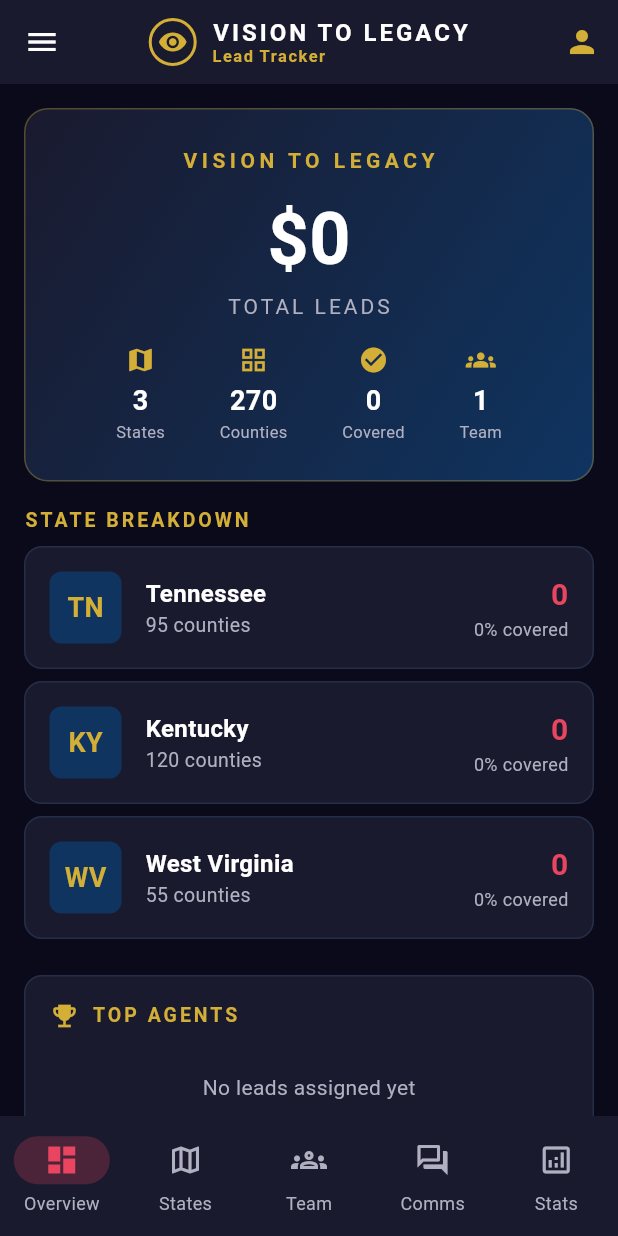
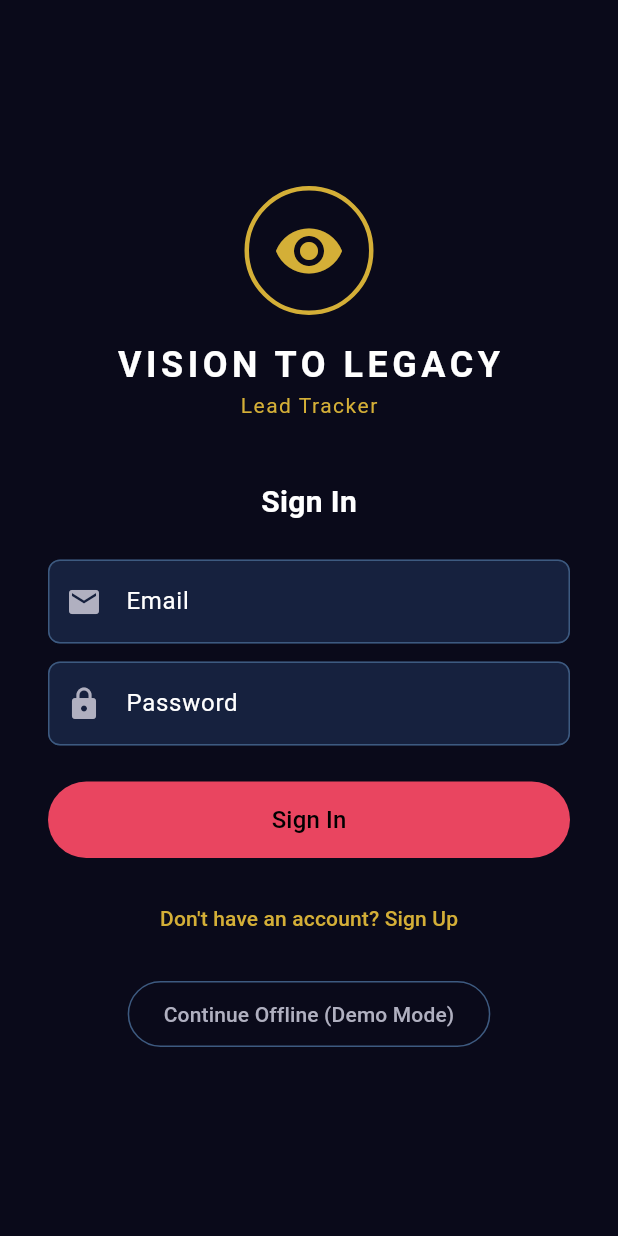
Before and after one commit to Brandonsmelcer/LeadTracker, a Flutter app: the screen it shows after launch, on a phone screen of 412 x 824 dp. Run offline on Flutter 3.47's test engine with Material 3 defaults, Android fonts, the phone set to English and light mode, and no system bars; our stand-ins replace cloud_firestore, csv, firebase_auth, firebase_core; accounts and stored records are empty.

Commit message:
Add Firebase backend: auth, Firestore, login screen
Firebase Integration:
- firebase_core, firebase_auth, cloud_firestore packages
- google-services.json configured for com.visiontolegacy.lead_tracker
- Firebase options for Android, Web, and iOS platforms

Authentication:
- Login/signup screen with Vision To Legacy branding
- Email/password authentication via Firebase Auth
- Role selection on signup (Master, Manager, Associate)
- 'Continue Offline (Demo Mode)' for testing without Firebase

Firestore Service:
- Users collection with role, manager assignment
- County leads collection with state, count, assignment
- Sales records with associate, manager, amount, timestamp
- Chat messages organized by channel with ordering

Tests: 18/18 passing, 0 lint issues

Co-authored-by: Brandonsmelcer <Brandonsmelcer@users.noreply.github.com>

```diff
--- a/lib/main.dart
+++ b/lib/main.dart
@@ -1,10 +1,21 @@
 import 'package:flutter/material.dart';
 import 'package:provider/provider.dart';
+import 'package:firebase_core/firebase_core.dart';
+import 'firebase_options.dart';
 import 'providers/app_provider.dart';
 import 'theme/app_theme.dart';
 import 'screens/home_screen.dart';
+import 'screens/auth_screen.dart';
+import 'models/models.dart';
 
-void main() {
+void main() async {
+  WidgetsFlutterBinding.ensureInitialized();
+  try {
+    await Firebase.initializeApp(
+        options: DefaultFirebaseOptions.currentPlatform);
+  } catch (_) {
+    // Firebase init may fail offline — app still works in demo mode
+  }
   runApp(
     ChangeNotifierProvider(
       create: (_) => AppProvider(),
@@ -22,7 +33,31 @@ class VisionToLegacyApp extends StatelessWidget {
       title: 'Vision To Legacy',
       theme: AppTheme.darkTheme,
       debugShowCheckedModeBanner: false,
-      home: const HomeScreen(),
+      home: const AppEntry(),
     );
   }
 }
+
+class AppEntry extends StatefulWidget {
+  const AppEntry({super.key});
+
+  @override
+  State<AppEntry> createState() => _AppEntryState();
+}
+
+class _AppEntryState extends State<AppEntry> {
+  bool _authenticated = false;
+
+  @override
+  Widget build(BuildContext context) {
+    if (_authenticated) {
+      return const HomeScreen();
+    }
+    return AuthScreen(
+      onAuthenticated: (AppUser user) {
+        context.read<AppProvider>().setCurrentUser(user);
+        setState(() => _authenticated = true);
+      },
+    );
+  }
+}
--- /dev/null
+++ b/lib/screens/auth_screen.dart
@@ -0,0 +1,227 @@
+import 'package:flutter/material.dart';
+import '../services/auth_service.dart';
+import '../models/models.dart';
+import '../theme/app_theme.dart';
+
+class AuthScreen extends StatefulWidget {
+  final Function(AppUser) onAuthenticated;
+  const AuthScreen({super.key, required this.onAuthenticated});
+
+  @override
+  State<AuthScreen> createState() => _AuthScreenState();
+}
+
+class _AuthScreenState extends State<AuthScreen> {
+  final _authService = AuthService();
+  final _emailCtrl = TextEditingController();
+  final _passwordCtrl = TextEditingController();
+  final _nameCtrl = TextEditingController();
+  bool _isLogin = true;
+  bool _isLoading = false;
+  String? _error;
+  UserRole _selectedRole = UserRole.associate;
+
+  @override
+  void dispose() {
+    _emailCtrl.dispose();
+    _passwordCtrl.dispose();
+    _nameCtrl.dispose();
+    super.dispose();
+  }
+
+  Future<void> _submit() async {
+    setState(() {
+      _isLoading = true;
+      _error = null;
+    });
+
+    try {
+      AppUser? user;
+      if (_isLogin) {
+        user = await _authService.signIn(
+            _emailCtrl.text.trim(), _passwordCtrl.text);
+      } else {
+        user = await _authService.signUp(
+          _emailCtrl.text.trim(),
+          _passwordCtrl.text,
+          _nameCtrl.text.trim(),
+          _selectedRole,
+        );
+      }
+      if (user != null && mounted) {
+        widget.onAuthenticated(user);
+      }
+    } catch (e) {
+      setState(() => _error = e.toString().replaceAll('Exception: ', ''));
+    } finally {
+      if (mounted) setState(() => _isLoading = false);
+    }
+  }
+
+  @override
+  Widget build(BuildContext context) {
+    return Scaffold(
+      backgroundColor: AppColors.background,
+      body: Center(
+        child: SingleChildScrollView(
+          padding: const EdgeInsets.all(32),
+          child: ConstrainedBox(
+            constraints: const BoxConstraints(maxWidth: 400),
+            child: Column(
+              mainAxisAlignment: MainAxisAlignment.center,
+              children: [
+                Container(
+                  padding: const EdgeInsets.all(16),
+                  decoration: BoxDecoration(
+                    shape: BoxShape.circle,
+                    border: Border.all(color: AppColors.gold, width: 3),
+                  ),
+                  child: const Icon(Icons.visibility,
+                      color: AppColors.gold, size: 48),
+                ),
+                const SizedBox(height: 16),
+                const Text('VISION TO LEGACY',
+                    style: TextStyle(
+                        color: Colors.white,
+                        fontSize: 24,
+                        fontWeight: FontWeight.bold,
+                        letterSpacing: 3)),
+                const Text('Lead Tracker',
+                    style: TextStyle(
+                        color: AppColors.gold,
+                        fontSize: 14,
+                        letterSpacing: 1)),
+                const SizedBox(height: 40),
+                Text(_isLogin ? 'Sign In' : 'Create Account',
+                    style: const TextStyle(
+                        fontSize: 20, fontWeight: FontWeight.bold)),
+                const SizedBox(height: 24),
+                if (!_isLogin) ...[
+                  TextField(
+                    controller: _nameCtrl,
+                    decoration: const InputDecoration(
+                      labelText: 'Full Name',
+                      prefixIcon: Icon(Icons.person, color: AppColors.textSecondary),
+                    ),
+                    style: const TextStyle(color: Colors.white),
+                  ),
+                  const SizedBox(height: 12),
+                ],
+                TextField(
+                  controller: _emailCtrl,
+                  keyboardType: TextInputType.emailAddress,
+                  decoration: const InputDecoration(
+                    labelText: 'Email',
+                    prefixIcon: Icon(Icons.email, color: AppColors.textSecondary),
+                  ),
+                  style: const TextStyle(color: Colors.white),
+                ),
+                const SizedBox(height: 12),
+                TextField(
+                  controller: _passwordCtrl,
+                  obscureText: true,
+                  decoration: const InputDecoration(
+                    labelText: 'Password',
+                    prefixIcon: Icon(Icons.lock, color: AppColors.textSecondary),
+                  ),
+                  style: const TextStyle(color: Colors.white),
+                ),
+                if (!_isLogin) ...[
+                  const SizedBox(height: 12),
+                  DropdownButtonFormField<UserRole>(
+                    initialValue: _selectedRole,
+                    dropdownColor: AppColors.surface,
+                    decoration: const InputDecoration(
+                      labelText: 'Role',
+                      prefixIcon:
+                          Icon(Icons.badge, color: AppColors.textSecondary),
+                    ),
+                    items: UserRole.values
+                        .map((r) => DropdownMenuItem(
+                            value: r,
+                            child: Text(r.name[0].toUpperCase() + r.name.substring(1))))
+                        .toList(),
+                    onChanged: (v) {
+                      if (v != null) setState(() => _selectedRole = v);
+                    },
+                  ),
+                ],
+                if (_error != null) ...[
+                  const SizedBox(height: 16),
+                  Container(
+                    padding: const EdgeInsets.all(12),
+                    decoration: BoxDecoration(
+                      color: AppColors.accent.withAlpha(30),
+                      borderRadius: BorderRadius.circular(8),
+                    ),
+                    child: Row(
+                      children: [
+                        const Icon(Icons.error, color: AppColors.accent, size: 18),
+                        const SizedBox(width: 8),
+                        Expanded(
+                          child: Text(_error!,
+                              style: const TextStyle(
+                                  color: AppColors.accent, fontSize: 13)),
+                        ),
+                      ],
+                    ),
+                  ),
+                ],
+                const SizedBox(height: 24),
+                SizedBox(
+                  width: double.infinity,
+                  child: FilledButton(
+                    onPressed: _isLoading ? null : _submit,
+                    style: FilledButton.styleFrom(
+                      backgroundColor: AppColors.accent,
+                      padding: const EdgeInsets.symmetric(vertical: 14),
+                    ),
+                    child: _isLoading
+                        ? const SizedBox(
+                            height: 20,
+                            width: 20,
+                            child: CircularProgressIndicator(
+                                strokeWidth: 2, color: Colors.white))
+                        : Text(_isLogin ? 'Sign In' : 'Create Account',
+                            style: const TextStyle(fontSize: 16)),
+                  ),
+                ),
+                const SizedBox(height: 16),
+                TextButton(
+                  onPressed: () => setState(() {
+                    _isLogin = !_isLogin;
+                    _error = null;
+                  }),
+                  child: Text(
+                    _isLogin
+                        ? "Don't have an account? Sign Up"
+                        : 'Already have an account? Sign In',
+                    style: const TextStyle(color: AppColors.gold),
+                  ),
+                ),
+                const SizedBox(height: 16),
+                OutlinedButton(
+                  onPressed: () {
+                    final offlineUser = AppUser(
+                      name: 'Master Admin',
+                      role: UserRole.master,
+                      avatarColor: '#E94560',
+                    );
+                    widget.onAuthenticated(offlineUser);
+                  },
+                  style: OutlinedButton.styleFrom(
+                    side: const BorderSide(color: AppColors.countyBorder),
+                    padding: const EdgeInsets.symmetric(
+                        vertical: 12, horizontal: 24),
+                  ),
+                  child: const Text('Continue Offline (Demo Mode)',
+                      style: TextStyle(color: AppColors.textSecondary)),
+                ),
+              ],
+            ),
+          ),
+        ),
+      ),
+    );
+  }
+}
--- a/pubspec.yaml
+++ b/pubspec.yaml
@@ -14,6 +14,9 @@ dependencies:
   csv: ^6.0.0
   intl: ^0.19.0
   uuid: ^4.4.0
+  firebase_core: ^3.12.1
+  firebase_auth: ^5.5.1
+  cloud_firestore: ^5.6.5
 
 dev_dependencies:
   flutter_test:
```
Also changed, not shown: lib/providers/app_provider.dart (+8 -0 lines), lib/services/auth_service.dart (added, +66 -0 lines), lib/services/firestore_service.dart (added, +126 -0 lines), lib/firebase_options.dart (added), pubspec.lock, 2 other files.
